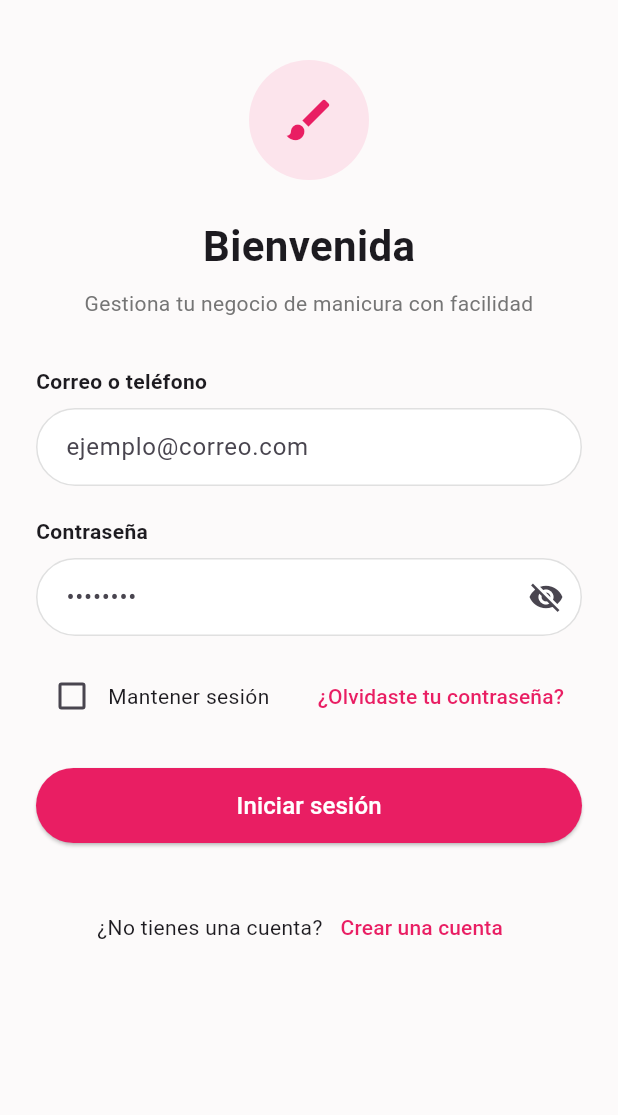
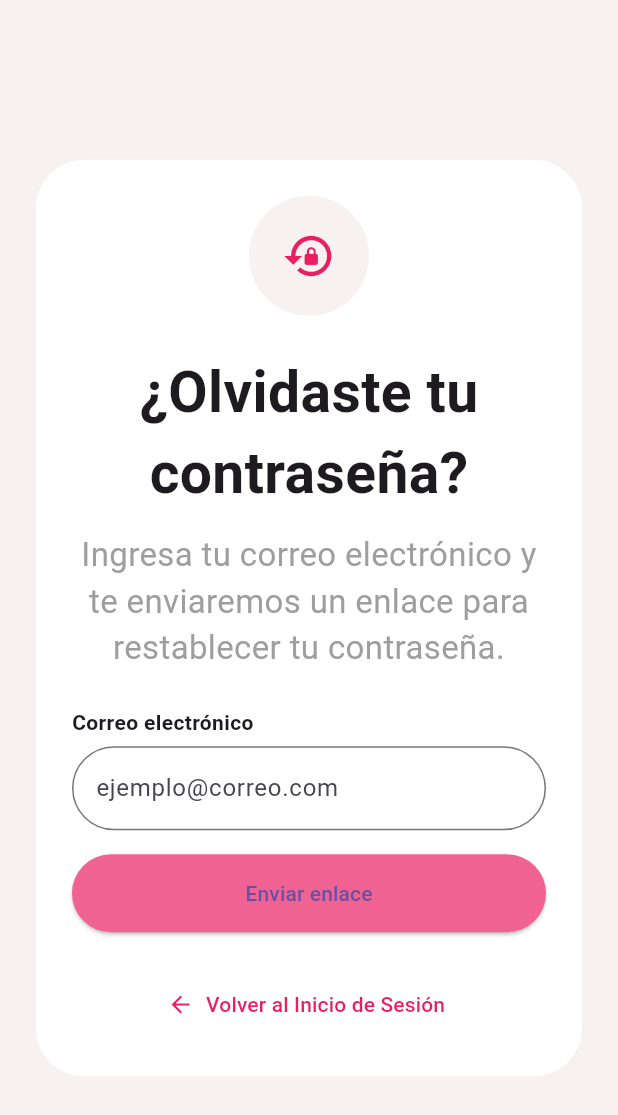
Before and after one commit to Juan-Cast19/manicuristas, a Flutter app: the screen it shows after launch, after a tap on "¿Olvidaste tu contraseña?", on a phone screen of 412 x 824 dp. Shown: the top 1115 px of the screen. Run offline on Flutter 3.47's test engine with Material 3 defaults, Android fonts, the light colour scheme and no system bars.

Commit message:
se agrego la pantalla de recuperar contraseña

```diff
--- a/lib/core/theme/app_colors.dart
+++ b/lib/core/theme/app_colors.dart
@@ -2,6 +2,7 @@ import 'package:flutter/material.dart';
 
 class AppColors {
   static const Color background = Color(0xFFFCFAFA);
+  static const Color background2 = Color(0xFFF7F1F1);
   static const Color primary = Color(0xFFF06292);
   static const Color textSecondary = Color(0xFF8E8E8E);
 }
--- /dev/null
+++ b/lib/features/auth/presentation/forgot_password/forgot_password_page.dart
@@ -0,0 +1,124 @@
+import 'package:flutter/material.dart';
+import '../../../../core/theme/app_colors.dart';
+
+class ForgotPasswordPage extends StatelessWidget {
+  const ForgotPasswordPage({super.key});
+
+  @override
+  Widget build(BuildContext context) {
+    return Scaffold(
+      backgroundColor: AppColors.background2,
+      body: SafeArea(
+        child: Center(
+          child: Padding(
+            padding: const EdgeInsets.all(24),
+            child: Container(
+              width: double.infinity,
+              padding: const EdgeInsets.all(24),
+              decoration: BoxDecoration(
+                color: Colors.white,
+                borderRadius: BorderRadius.circular(32),
+              ),
+              child: Column(
+                mainAxisSize: MainAxisSize.min,
+                children: [
+                  Container(
+                    height: 80,
+                    width: 80,
+                    decoration: BoxDecoration(
+                      color: AppColors.background2,
+                      shape: BoxShape.circle,
+                    ),
+                    child: const Icon(
+                      Icons.lock_reset,
+                      color: Colors.pink,
+                      size: 36,
+                    ),
+                  ),
+
+                  const SizedBox(height: 24),
+
+                  const Text(
+                    '¿Olvidaste tu contraseña?',
+                    textAlign: TextAlign.center,
+                    style: TextStyle(
+                      fontSize: 38,
+                      fontWeight: FontWeight.bold,
+                    ),
+                  ),
+
+                  const SizedBox(height: 12),
+
+                  const Text(
+                    'Ingresa tu correo electrónico y te enviaremos un enlace para restablecer tu contraseña.',
+                    textAlign: TextAlign.center,
+                    style: TextStyle(
+                      fontSize: 22,
+                      color: Colors.grey),
+                  ),
+
+                  const SizedBox(height: 24),
+
+                  _label('Correo electrónico'),
+                  _input('ejemplo@correo.com'),
+
+                  const SizedBox(height: 16),
+
+                  SizedBox(
+                    width: double.infinity,
+                    child: ElevatedButton(
+                      onPressed: () {},
+                      style: ElevatedButton.styleFrom(
+                        backgroundColor: AppColors.primary,
+                        padding: const EdgeInsets.symmetric(vertical: 16),
+                        shape: RoundedRectangleBorder(
+                          borderRadius: BorderRadius.circular(32),
+                        ),
+                      ),
+                      child: const Text('Enviar enlace'),
+                    ),
+                  ),
+
+                  const SizedBox(height: 24),
+
+                  TextButton.icon(
+                    onPressed: () => Navigator.pop(context),
+                    icon: const Icon(Icons.arrow_back, color: Colors.pink),
+                    label: const Text(
+                      'Volver al Inicio de Sesión',
+                      style: TextStyle(color: Colors.pink),
+                    ),
+                  ),
+                ],
+              ),
+            ),
+          ),
+        ),
+      ),
+    );
+  }
+
+  static Widget _label(String text) {
+    return Padding(
+      padding: const EdgeInsets.only(bottom: 6),
+      child: Align(
+        alignment: Alignment.centerLeft,
+        child: Text(
+          text,
+          style: const TextStyle(fontWeight: FontWeight.w600),
+        ),
+      ),
+    );
+  }
+
+  static Widget _input(String hint) {
+    return TextField(
+      decoration: InputDecoration(
+        hintText: hint,
+        border: OutlineInputBorder(
+          borderRadius: BorderRadius.circular(32),
+        ),
+      ),
+    );
+  }
+}
--- a/lib/features/auth/presentation/login/login_page.dart
+++ b/lib/features/auth/presentation/login/login_page.dart
@@ -1,5 +1,6 @@
 import 'package:flutter/material.dart';
 import '../register/register_page.dart';
+import '../forgot_password/forgot_password_page.dart';
 import '../../../../core/theme/app_colors.dart';
 
 class LoginPage extends StatefulWidget {
@@ -109,8 +110,13 @@ class _LoginPageState extends State<LoginPage> {
                   const Text('Mantener sesión'),
                   const Spacer(),
                   TextButton(
-                    onPressed: () {
-                      // Navegar a recuperar contraseña
+                      onPressed: () {
+                      Navigator.push(
+                        context,
+                        MaterialPageRoute(
+                          builder: (_) => const ForgotPasswordPage(),
+                        ),
+                      );
                     },
                     child: const Text(
                       '¿Olvidaste tu contraseña?',
--- a/lib/features/auth/presentation/recuperar_contrasena/recuperar_contrasena_page.dart
+++ /dev/null
@@ -1,17 +0,0 @@
-import 'package:flutter/material.dart';
-
-class RecuperarContrasenaPage extends StatelessWidget {
-  const RecuperarContrasenaPage({super.key});
-
-  @override
-  Widget build(BuildContext context) {
-    return const Scaffold(
-      body: Center(
-        child: Text(
-          'Recuperar Contraseña',
-          style: TextStyle(fontSize: 22),
-        ),
-      ),
-    );
-  }
-}
```
